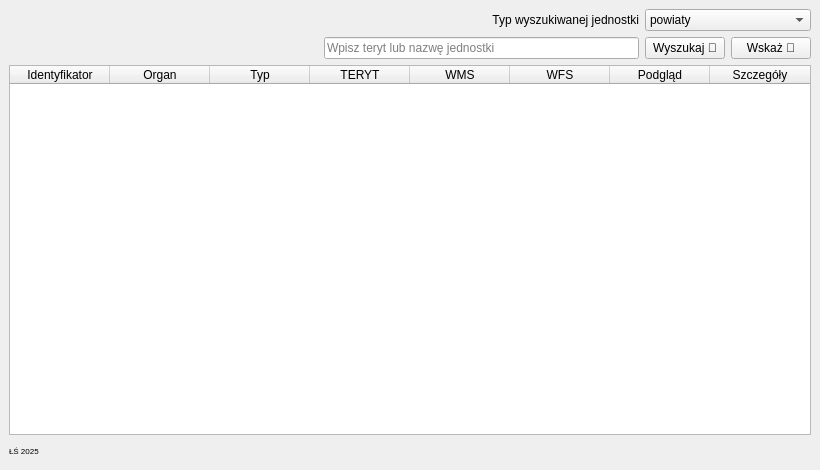
Before: the Qt Designer form Power_EZiUDP/Power_EZiUDP_dockwidget_base.ui in Rzezimioszek/QGIS-power-EZiUDP, drawn with Qt 5.
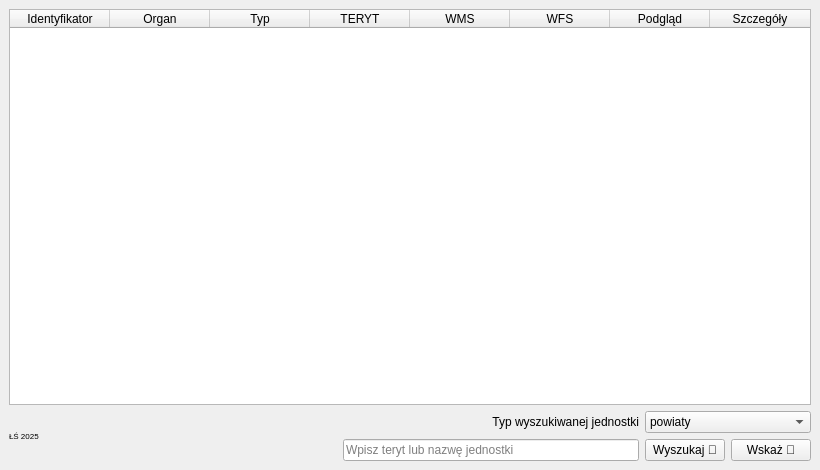
After: the same form once the commit is applied.

What changed in the file:
```diff
--- a/Power_EZiUDP/Power_EZiUDP_dockwidget_base.ui
+++ b/Power_EZiUDP/Power_EZiUDP_dockwidget_base.ui
@@ -15,11 +15,23 @@
   </property>
   <widget class="QWidget" name="dockWidgetContents">
    <layout class="QGridLayout" name="gridLayout">
-    <item row="0" column="0">
+    <item row="3" column="0">
      <layout class="QHBoxLayout" name="horizontalLayout">
       <property name="topMargin">
        <number>0</number>
       </property>
+      <item>
+       <widget class="QLabel" name="label_2">
+        <property name="font">
+         <font>
+          <pointsize>6</pointsize>
+         </font>
+        </property>
+        <property name="text">
+         <string>ŁŚ 2025</string>
+        </property>
+       </widget>
+      </item>
       <item>
        <spacer name="horizontalSpacer_2">
         <property name="orientation">
@@ -130,38 +142,6 @@
       </item>
      </layout>
     </item>
-    <item row="3" column="0">
-     <layout class="QHBoxLayout" name="horizontalLayout_2">
-      <property name="topMargin">
-       <number>0</number>
-      </property>
-      <item>
-       <widget class="QLabel" name="label_2">
-        <property name="font">
-         <font>
-          <pointsize>6</pointsize>
-         </font>
-        </property>
-        <property name="text">
-         <string>ŁŚ 2025</string>
-        </property>
-       </widget>
-      </item>
-      <item>
-       <spacer name="horizontalSpacer">
-        <property name="orientation">
-         <enum>Qt::Horizontal</enum>
-        </property>
-        <property name="sizeHint" stdset="0">
-         <size>
-          <width>40</width>
-          <height>20</height>
-         </size>
-        </property>
-       </spacer>
-      </item>
-     </layout>
-    </item>
     <item row="2" column="0">
      <widget class="QTableWidget" name="resultsTable">
       <column>
```
Left out of the diff: 30 changed lines with no effect on the pictures.
